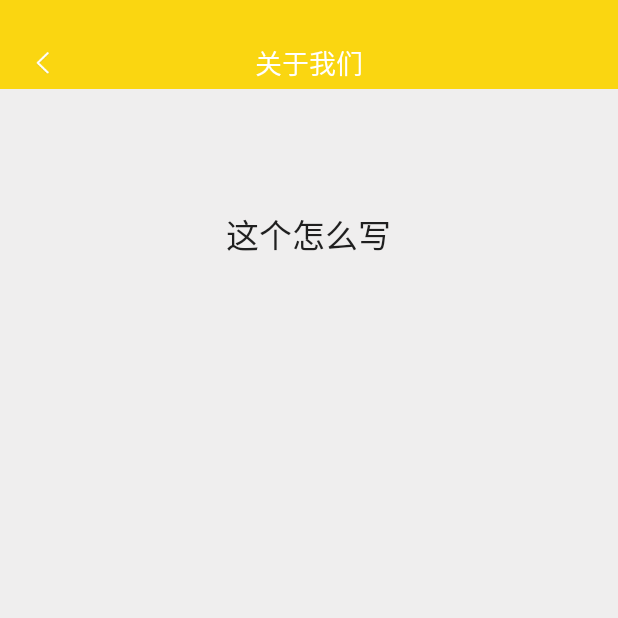
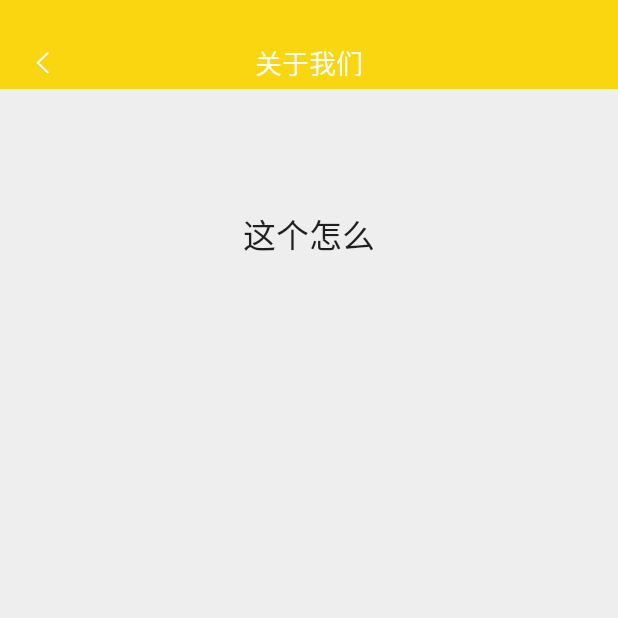
Before and after one commit to sujianqingfeng/androidstudio_cake, an Android app: the AboutUsActivity screen opened directly, with no data from a screen before it, on a phone screen of 412 x 824 dp, the top half of it. Run offline under Robolectric (Android 15) with nearby library versions, the phone set to English and light mode, and no system bars; our stand-ins replace CircleImageView.

Commit message:
git 测试1

```diff
--- a/finalAndroid/src/main/res/layout/activity_about_us.xml
+++ b/finalAndroid/src/main/res/layout/activity_about_us.xml
@@ -15,7 +15,7 @@
         android:layout_marginTop="80dp"
         android:layout_height="wrap_content"
         android:textAppearance="?android:attr/textAppearanceLarge"
-        android:text="这个怎么写"
+        android:text="这个怎么"
         android:id="@+id/textView2"
         android:layout_gravity="center_horizontal" />
 
```
